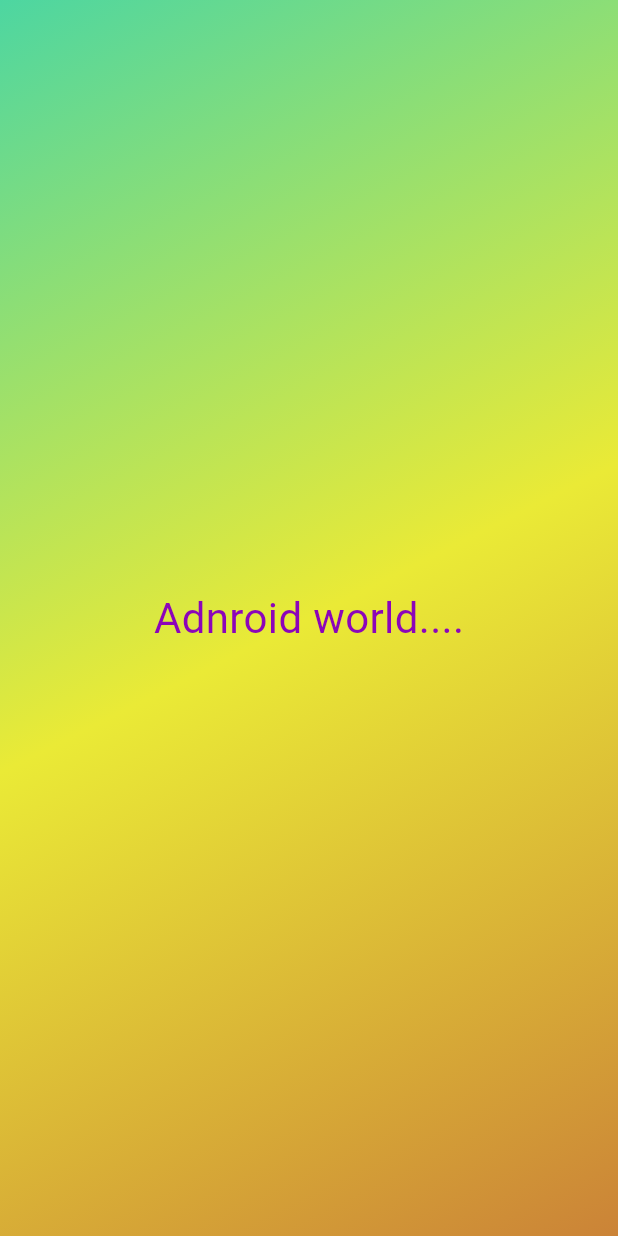
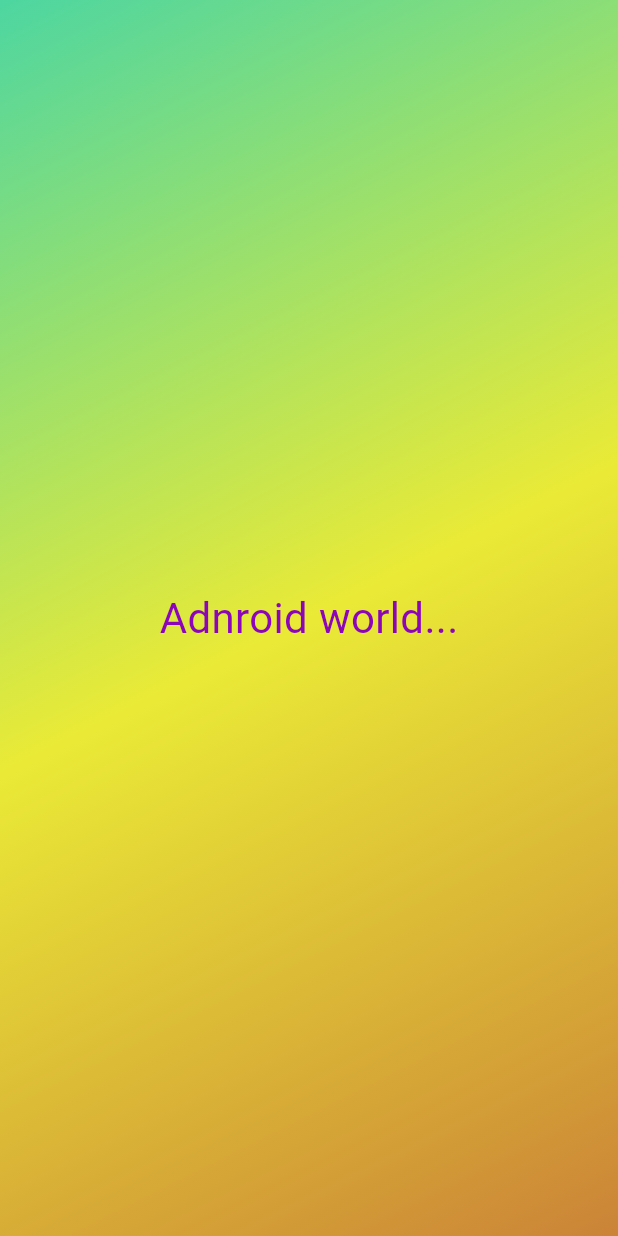
Before and after one commit to priyankam030/flutter_projects, a Flutter app: the screen it shows after launch, on a phone screen of 412 x 824 dp. Run offline on Flutter 3.47's test engine with Material 3 defaults, Android fonts, the phone set to English and light mode, and no system bars.

Commit message:
added new file gradient_container to split the code

```diff
--- /dev/null
+++ b/flutter_app_2/lib/gradient_container.dart
@@ -0,0 +1,32 @@
+import 'package:flutter/material.dart';
+
+class GradientContainer extends StatelessWidget {
+const GradientContainer({super.key});
+
+  @override
+  Widget build(context)
+  {
+    return Container(
+      decoration: const BoxDecoration(
+        gradient: LinearGradient(
+          colors: [
+          Color.fromARGB(255, 77, 214, 161),
+          Color.fromARGB(255, 234, 234, 54),
+          Color.fromARGB(255, 203, 131, 55),
+          ],
+          begin: Alignment.topLeft,
+          end: Alignment.bottomRight,
+        ),
+      ),
+      child:const Center(
+        child: Text(
+          'Adnroid world...',
+          style: TextStyle(
+            color: Color.fromARGB(255, 140, 5, 185),
+            fontSize: 28.00,
+          ),
+        ),
+      ),
+    );
+  }
+}
--- a/flutter_app_2/lib/main.dart
+++ b/flutter_app_2/lib/main.dart
@@ -1,4 +1,6 @@
 import 'package:flutter/material.dart';
+
+import 'package:flutter_app_2/gradient_container.dart';
 
 void main() {
   runApp(
@@ -9,32 +11,3 @@ void main() {
     ),
   );
 }
-
-class GradientContainer extends StatelessWidget {
-
-  @override
-  Widget build(context)
-  {
-    return Container(
-      decoration: const BoxDecoration(
-        gradient: LinearGradient(
-          colors: [
-          Color.fromARGB(255, 77, 214, 161),
-          Color.fromARGB(255, 234, 234, 54),
-          Color.fromARGB(255, 203, 131, 55),
-          ],
-          begin: Alignment.topLeft,
-          end: Alignment.bottomRight,
-        ),
-      ),
-      child:const Center(
-        child: Text("Adnroid world....",
-          style: TextStyle(
-            color: Color.fromARGB(255, 140, 5, 185),
-            fontSize: 28.00,
-          ),
-        ),
-      ),
-    );
-  }
-}
```
